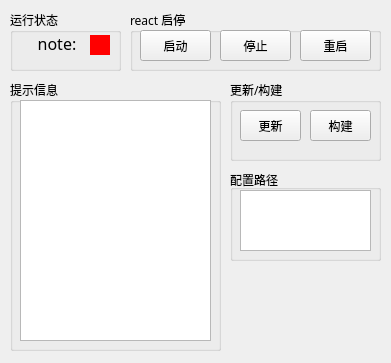
This is item/UI/reactStudy.ui in wy-ang/reactStudy as Qt 5 draws it before an edit. The edited form follows.
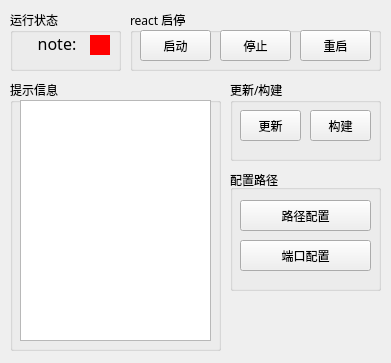
This is the edited form.

Commit message: 添加路径配置功能

```diff
--- a/item/UI/reactStudy.ui
+++ b/item/UI/reactStudy.ui
@@ -307,20 +307,46 @@
      <x>230</x>
      <y>170</y>
      <width>151</width>
-     <height>91</height>
+     <height>121</height>
     </rect>
    </property>
    <property name="title">
     <string>配置路径</string>
    </property>
-   <widget class="QTextEdit" name="pathConfig">
+   <widget class="QPushButton" name="pathConfigBtn">
     <property name="geometry">
      <rect>
       <x>10</x>
-      <y>20</y>
+      <y>30</y>
       <width>131</width>
-      <height>61</height>
+      <height>31</height>
      </rect>
+    </property>
+    <property name="font">
+     <font>
+      <family>Microsoft YaHei</family>
+     </font>
+    </property>
+    <property name="text">
+     <string>路径配置</string>
+    </property>
+   </widget>
+   <widget class="QPushButton" name="portBtn">
+    <property name="geometry">
+     <rect>
+      <x>10</x>
+      <y>70</y>
+      <width>131</width>
+      <height>31</height>
+     </rect>
+    </property>
+    <property name="font">
+     <font>
+      <family>Microsoft YaHei</family>
+     </font>
+    </property>
+    <property name="text">
+     <string>端口配置</string>
     </property>
    </widget>
   </widget>
```
Left out of the diff: 20 changed lines with no effect on the pictures. The commit also changes 3 other files.
